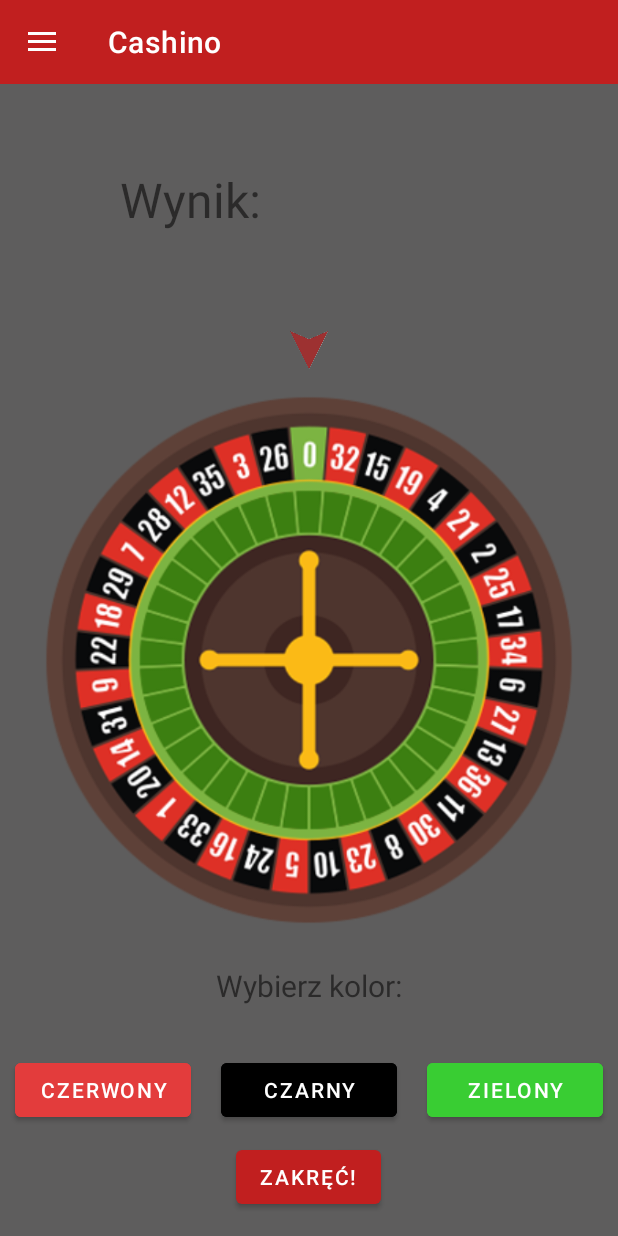
After one commit to Michali0/cashino, an Android app: the HomeActivity screen opened directly, with no data from a screen before it, on a phone screen of 412 x 824 dp. The commit adds this screen. Run offline under Robolectric (Android 15) with nearby library versions, the phone set to English and light mode, and no system bars.

Commit message:
Dodanie HomeActivity oraz fragmentu z minigrą Ruletka

```diff
--- a/app/src/main/AndroidManifest.xml
+++ b/app/src/main/AndroidManifest.xml
@@ -12,6 +12,9 @@
         android:theme="@style/Theme.Cashino"
         tools:targetApi="31">
         <activity
+            android:name=".HomeActivity"
+            android:exported="false" />
+        <activity
             android:name=".MainActivity"
             android:exported="true">
             <intent-filter>
--- /dev/null
+++ b/app/src/main/java/pl/wincenciuk/cashino/HomeActivity.kt
@@ -0,0 +1,51 @@
+package pl.wincenciuk.cashino
+
+import androidx.appcompat.app.AppCompatActivity
+import android.os.Bundle
+import android.view.MenuItem
+import androidx.appcompat.app.ActionBarDrawerToggle
+import androidx.core.view.GravityCompat
+import androidx.drawerlayout.widget.DrawerLayout
+import com.google.android.material.navigation.NavigationView
+import pl.wincenciuk.cashino.databinding.ActivityHomeBinding
+
+class HomeActivity : AppCompatActivity(), NavigationView.OnNavigationItemSelectedListener {
+
+    private lateinit var binding: ActivityHomeBinding
+    private lateinit var drawerLayout: DrawerLayout
+    private val fragmentContainer get() = R.id.fragment_container
+
+    override fun onCreate(savedInstanceState: Bundle?) {
+        super.onCreate(savedInstanceState)
+        binding = ActivityHomeBinding.inflate(layoutInflater)
+        setContentView(binding.root)
+
+        val toolbar = binding.toolbar
+        setSupportActionBar(toolbar)
+
+        drawerLayout = binding.drawerLayout
+        val toggle = ActionBarDrawerToggle(this, drawerLayout, toolbar, R.string.open_navigation_bar, R.string.close_navigation_bar)
+
+        drawerLayout.addDrawerListener(toggle)
+        toggle.syncState()
+
+        val navigationView = binding.navigationView
+        navigationView.setNavigationItemSelectedListener(this)
+
+        if (savedInstanceState == null) {
+            supportFragmentManager.beginTransaction().replace(fragmentContainer,RouletteFragment()).commit()
+            navigationView.setCheckedItem(R.id.drawer_ruletka)
+        }
+    }
+
+
+    override fun onNavigationItemSelected(item: MenuItem): Boolean {
+        when (item.itemId) {
+            R.id.drawer_ruletka -> supportFragmentManager.beginTransaction().replace(fragmentContainer, RouletteFragment()).commit()
+        }
+
+        drawerLayout.closeDrawer(GravityCompat.START)
+        return true
+    }
+
+}
--- a/app/src/main/java/pl/wincenciuk/cashino/MainActivity.kt
+++ b/app/src/main/java/pl/wincenciuk/cashino/MainActivity.kt
@@ -1,5 +1,6 @@
 package pl.wincenciuk.cashino
 
+import android.content.Intent
 import androidx.appcompat.app.AppCompatActivity
 import android.os.Bundle
 import android.widget.Button
@@ -15,5 +16,10 @@ class MainActivity : AppCompatActivity() {
         super.onCreate(savedInstanceState)
         binding = ActivityMainBinding.inflate(layoutInflater)
         setContentView(binding.root)
+
+        binding.btnLogin.setOnClickListener {
+            val intent = Intent (this@MainActivity, HomeActivity::class.java)
+            startActivity(intent)
+        }
     }
 }
--- /dev/null
+++ b/app/src/main/java/pl/wincenciuk/cashino/RouletteFragment.kt
@@ -0,0 +1,124 @@
+package pl.wincenciuk.cashino
+
+import android.annotation.SuppressLint
+import android.os.Bundle
+import androidx.fragment.app.Fragment
+import android.view.LayoutInflater
+import android.view.View
+import android.view.ViewGroup
+import android.view.animation.Animation
+import android.view.animation.DecelerateInterpolator
+import android.view.animation.RotateAnimation
+import android.widget.Button
+import android.widget.ImageView
+import android.widget.TextView
+import android.widget.Toast
+import java.util.*
+
+
+class RouletteFragment : Fragment() {
+
+    private val sectors = arrayOf(
+        "RED 32", "BLACK 15", "RED 19", "BLACK 4", "RED 21", "BLACK 2", "RED 25",
+        "BLACK 17", "RED 34", "BLACK 6", "RED 27", "BLACK 13", "RED 36", "BLACK 11",
+        "RED 30", "BLACK 8", "RED 23", "BLACK 10", "RED 5", "BLACK 24", "RED 16",
+        "BLACK 33", "RED 1", "BLACK 20", "RED 14", "BLACK 31", "RED 9", "BLACK 22",
+        "RED 18", "BLACK 29", "RED 7", "BLACK 28", "RED 12", "BLACK 35", "RED 3",
+        "BLACK 26", "GREEN 0"
+    )
+
+    private val RANDOM = Random()
+    private var degree = 0
+    private var degreeOld = 0
+
+    private val HALF_SECTOR = 360f / 37f / 2f
+
+    private lateinit var spinBtn: Button
+    private lateinit var resultTv: TextView
+    private lateinit var wheel: ImageView
+
+    private var selectedColor: String? = null
+
+    @SuppressLint("MissingInflatedId")
+    override fun onCreateView(inflater: LayoutInflater, container: ViewGroup?, savedInstanceState: Bundle?): View? {
+        val view = inflater.inflate(R.layout.fragment_roulette, container, false)
+
+        val blackBtn: Button = view.findViewById(R.id.btnBlack)
+        val redBtn: Button = view.findViewById(R.id.btnRed)
+        val greenBtn: Button = view.findViewById(R.id.btnGreen)
+
+        blackBtn.setOnClickListener { selectColor("BLACK") }
+        redBtn.setOnClickListener { selectColor("RED") }
+        greenBtn.setOnClickListener { selectColor("GREEN") }
+
+        spinBtn = view.findViewById(R.id.spinBtn2)
+        resultTv = view.findViewById(R.id.resultTv2)
+        wheel = view.findViewById(R.id.wheel2)
+
+        spinBtn.setOnClickListener { spin(it) }
+
+        return view
+    }
+
+    private fun selectColor(color: String) {
+        selectedColor = color
+        Toast.makeText(requireContext(), "Wybrany kolor: $color", Toast.LENGTH_SHORT).show()
+    }
+
+    private fun spin(v: View) {
+        if (selectedColor.isNullOrEmpty()) {
+            Toast.makeText(requireContext(), "Proszę najpierw wybrać kolor", Toast.LENGTH_SHORT).show()
+            return
+        }
+
+        degreeOld = degree % 360
+        degree = RANDOM.nextInt(360) + 720
+
+        val rotateAnim = RotateAnimation(
+            degreeOld.toFloat(), degree.toFloat(),
+            RotateAnimation.RELATIVE_TO_SELF, 0.5f,
+            RotateAnimation.RELATIVE_TO_SELF, 0.5f
+        )
+
+        rotateAnim.duration = 3600
+        rotateAnim.fillAfter = true
+        rotateAnim.interpolator = DecelerateInterpolator()
+        rotateAnim.setAnimationListener(object : Animation.AnimationListener {
+            override fun onAnimationStart(animation: Animation) {
+                resultTv.text = ""
+            }
+
+            override fun onAnimationEnd(animation: Animation) {
+                resultTv.text = getSector(360 - (degree % 360))
+
+                if (selectedColor.equals(resultTv.text.toString().split(" ")[0], ignoreCase = true)) {
+                    Toast.makeText(requireContext(), "Wygrałeś!", Toast.LENGTH_SHORT).show()
+                } else {
+                    Toast.makeText(requireContext(), "Przegrałeś, spróbuj jeszcze raz!", Toast.LENGTH_SHORT).show()
+                }
+            }
+
+            override fun onAnimationRepeat(animation: Animation) {}
+        })
+
+        wheel.startAnimation(rotateAnim)
+    }
+
+    private fun getSector(degrees: Int): String? {
+        var i = 0
+        var text: String? = null
+
+        do {
+            val start = HALF_SECTOR * (i * 2 + 1)
+            val end = HALF_SECTOR * (i * 2 + 3)
+
+            if (degrees >= start && degrees < end) {
+                text = sectors[i]
+            }
+
+            i++
+        } while (text == null && i < sectors.size)
+
+        return text
+    }
+}
--- /dev/null
+++ b/app/src/main/res/drawable/baseline_blackjack.xml
@@ -0,0 +1,5 @@
+<vector android:height="24dp" android:tint="#C11F1F"
+    android:viewportHeight="24" android:viewportWidth="24"
+    android:width="24dp" xmlns:android="http://schemas.android.com/apk/res/android">
+    <path android:fillColor="@android:color/white" android:pathData="M2,7h4v10H2V7zM7,19h10V5H7V19zM18,7h4v10h-4V7z"/>
+</vector>
--- /dev/null
+++ b/app/src/main/res/drawable/baseline_roulette.xml
@@ -0,0 +1,5 @@
+<vector android:height="24dp" android:tint="#C11F1F"
+    android:viewportHeight="24" android:viewportWidth="24"
+    android:width="24dp" xmlns:android="http://schemas.android.com/apk/res/android">
+    <path android:fillColor="@android:color/white" android:pathData="M9.4,10.5l4.77,-8.26C13.47,2.09 12.75,2 12,2c-2.4,0 -4.6,0.85 -6.32,2.25l3.66,6.35 0.06,-0.1zM21.54,9c-0.92,-2.92 -3.15,-5.26 -6,-6.34L11.88,9h9.66zM21.8,10h-7.49l0.29,0.5 4.76,8.25C21,16.97 22,14.61 22,12c0,-0.69 -0.07,-1.35 -0.2,-2zM8.54,12l-3.9,-6.75C3.01,7.03 2,9.39 2,12c0,0.69 0.07,1.35 0.2,2h7.49l-1.15,-2zM2.46,15c0.92,2.92 3.15,5.26 6,6.34L12.12,15L2.46,15zM13.73,15l-3.9,6.76c0.7,0.15 1.42,0.24 2.17,0.24 2.4,0 4.6,-0.85 6.32,-2.25l-3.66,-6.35 -0.93,1.6z"/>
+</vector>
--- /dev/null
+++ b/app/src/main/res/drawable/baseline_slots.xml
@@ -0,0 +1,5 @@
+<vector android:height="24dp" android:tint="#C11F1F"
+    android:viewportHeight="24" android:viewportWidth="24"
+    android:width="24dp" xmlns:android="http://schemas.android.com/apk/res/android">
+    <path android:fillColor="@android:color/white" android:pathData="M5.33,20H4c-1.1,0 -2,-0.9 -2,-2V6c0,-1.1 0.9,-2 2,-2h1.33c1.1,0 2,0.9 2,2v12C7.33,19.1 6.44,20 5.33,20zM22,18V6c0,-1.1 -0.9,-2 -2,-2h-1.33c-1.1,0 -2,0.9 -2,2v12c0,1.1 0.9,2 2,2H20C21.11,20 22,19.1 22,18zM14.67,18V6c0,-1.1 -0.9,-2 -2,-2h-1.33c-1.1,0 -2,0.9 -2,2v12c0,1.1 0.9,2 2,2h1.33C13.77,20 14.67,19.1 14.67,18z"/>
+</vector>
--- /dev/null
+++ b/app/src/main/res/layout/activity_home.xml
@@ -0,0 +1,41 @@
+<?xml version="1.0" encoding="utf-8"?>
+<androidx.drawerlayout.widget.DrawerLayout xmlns:android="http://schemas.android.com/apk/res/android"
+    xmlns:app="http://schemas.android.com/apk/res-auto"
+    xmlns:tools="http://schemas.android.com/tools"
+    android:id="@+id/drawerLayout"
+    android:layout_width="match_parent"
+    android:layout_height="match_parent"
+    android:fitsSystemWindows="true"
+    tools:context=".HomeActivity"
+    tools:openDrawer="start"
+    android:background="@color/second">
+
+    <LinearLayout
+        android:layout_width="match_parent"
+        android:layout_height="match_parent"
+        android:orientation="vertical">
+
+        <androidx.appcompat.widget.Toolbar
+            android:id="@+id/toolbar"
+            android:layout_width="match_parent"
+            android:layout_height="?attr/actionBarSize"
+            android:background="@color/prim"
+            android:theme="@style/ThemeOverlay.AppCompat.Dark.ActionBar"
+            app:popupTheme="@style/Theme.AppCompat.Light" />
+
+        <FrameLayout
+            android:id="@+id/fragment_container"
+            android:layout_width="match_parent"
+            android:layout_height="match_parent" />
+
+    </LinearLayout>
+
+    <com.google.android.material.navigation.NavigationView
+        android:id="@+id/navigation_view"
+        android:layout_width="wrap_content"
+        android:layout_height="match_parent"
+        android:layout_gravity="start"
+        app:headerLayout="@layout/drawer_header"
+        app:menu="@menu/drawer_menu"/>
+
+</androidx.drawerlayout.widget.DrawerLayout>
--- /dev/null
+++ b/app/src/main/res/layout/drawer_header.xml
@@ -0,0 +1,32 @@
+<?xml version="1.0" encoding="utf-8"?>
+<LinearLayout xmlns:android="http://schemas.android.com/apk/res/android"
+    android:layout_width="match_parent"
+    android:layout_height="200dp"
+    android:padding="16dp"
+    android:background="@color/second"
+    android:gravity="bottom"
+    android:orientation="vertical">
+
+    <ImageView
+        android:layout_width="wrap_content"
+        android:layout_height="wrap_content"
+        android:src="@mipmap/ic_launcher"
+        android:layout_marginTop="50dp"
+        android:contentDescription="Ikona"/>
+
+    <TextView
+        android:layout_width="wrap_content"
+        android:layout_height="wrap_content"
+        android:paddingTop="8dp"
+        android:textSize="25sp"
+        android:text="Cashino"
+        style="@style/TextAppearance.AppCompat.Body1"
+        android:textColor="@color/white"/>
+
+    <TextView
+        android:layout_width="wrap_content"
+        android:layout_height="wrap_content"
+        android:text="Wojskowa Akademia Techniczna"
+        android:textColor="@color/white"/>
+
+</LinearLayout>
--- /dev/null
+++ b/app/src/main/res/layout/fragment_roulette.xml
@@ -0,0 +1,100 @@
+<?xml version="1.0" encoding="utf-8"?>
+<RelativeLayout xmlns:android="http://schemas.android.com/apk/res/android"
+    xmlns:app="http://schemas.android.com/apk/res-auto"
+    xmlns:tools="http://schemas.android.com/tools"
+    android:layout_width="match_parent"
+    android:layout_height="match_parent"
+    tools:context=".RouletteFragment">
+
+    <Button
+        android:id="@+id/spinBtn2"
+        android:layout_width="wrap_content"
+        android:layout_height="wrap_content"
+        android:layout_alignParentBottom="true"
+        android:layout_centerHorizontal="true"
+        android:text="@string/btnText"
+        android:layout_marginBottom="15dp"/>
+
+    <LinearLayout
+        android:layout_width="wrap_content"
+        android:layout_height="wrap_content">
+
+        <TextView
+            android:layout_width="wrap_content"
+            android:layout_height="wrap_content"
+            android:text="Wynik:"
+            android:textSize="32sp"
+            android:layout_marginLeft="80dp"
+            android:layout_marginTop="55dp"/>
+        <TextView
+        android:id="@+id/resultTv2"
+        android:layout_width="wrap_content"
+        android:layout_height="wrap_content"
+        android:layout_marginTop="55dp"
+        android:layout_marginLeft="30dp"
+        android:textSize="32sp"
+        android:text=""/>
+    </LinearLayout>
+
+
+    <ImageView
+        android:id="@+id/wheel2"
+        android:layout_width="wrap_content"
+        android:layout_height="match_parent"
+        android:layout_centerInParent="true"
+        android:layout_marginLeft="20dp"
+        android:layout_marginRight="20dp"
+        android:scaleType="centerInside"
+        android:src="@drawable/roulette_wheel"
+        android:adjustViewBounds="true"/>
+
+    <ImageView
+        android:layout_width="25dp"
+        android:layout_height="25dp"
+        android:layout_centerHorizontal="true"
+        android:layout_above="@id/wheel2"
+        android:layout_marginBottom="-190dp"
+        android:src="@drawable/roulette_pointer4"/>
+
+    <TextView
+        android:layout_width="wrap_content"
+        android:layout_height="wrap_content"
+        android:text="Wybierz kolor:"
+        android:textSize="20sp"
+        android:layout_above="@id/spinBtn2"
+        android:layout_marginBottom="90dp"
+        android:layout_centerHorizontal="true"/>
+    <LinearLayout
+        android:layout_width="match_parent"
+        android:layout_height="wrap_content"
+        android:layout_above="@id/spinBtn2">
+
+        <Button
+            android:id="@+id/btnRed"
+            android:layout_width="100dp"
+            android:layout_height="wrap_content"
+            android:layout_weight="1"
+            android:layout_margin="10dp"
+            android:text="czerwony"
+            android:backgroundTint="@color/red"/>
+        <Button
+            android:id="@+id/btnBlack"
+            android:layout_width="100dp"
+            android:layout_height="wrap_content"
+            android:layout_weight="1"
+            android:layout_margin="10dp"
+            android:text="Czarny"
+            android:backgroundTint="@color/black" />
+        <Button
+            android:id="@+id/btnGreen"
+            android:layout_width="100dp"
+            android:layout_height="wrap_content"
+            android:layout_weight="1"
+            android:layout_margin="10dp"
+            android:text="Zielony"
+            android:backgroundTint="@color/green"/>
+
+    </LinearLayout>
+
+
+</RelativeLayout>
--- /dev/null
+++ b/app/src/main/res/menu/drawer_menu.xml
@@ -0,0 +1,22 @@
+<?xml version="1.0" encoding="utf-8"?>
+<menu xmlns:android="http://schemas.android.com/apk/res/android"
+    xmlns:tools="http://schemas.android.com/tools"
+    tools:showIn="navigation_view">>
+
+    <group android:checkableBehavior="single">
+        <item
+            android:id="@+id/drawer_ruletka"
+            android:icon="@drawable/baseline_roulette"
+            android:title="Roulette"/>
+        <item
+            android:id="@+id/drawer_notes"
+            android:icon="@drawable/baseline_blackjack"
+            android:title="Blackjack"/>
+        <item
+            android:id="@+id/drawer_slots"
+            android:icon="@drawable/baseline_slots"
+            android:title="Slots" />
+
+    </group>
+
+</menu>
--- a/app/src/main/res/values/colors.xml
+++ b/app/src/main/res/values/colors.xml
@@ -9,5 +9,7 @@
     <color name="white">#FFFFFFFF</color>
     <color name="prim">#C11F1F</color>
     <color name="second">#5E5D5D</color>
+    <color name="red">#E33C3C</color>
+    <color name="green">#39CD33</color>
 
 </resources>
--- a/app/src/main/res/values/strings.xml
+++ b/app/src/main/res/values/strings.xml
@@ -9,4 +9,6 @@
     <string name="btnLogin">Zaloguj</string>
     <string name="open_navigation_bar">Open navigation bar</string>
     <string name="close_navigation_bar">Close navigation bar</string>
+    <!-- TODO: Remove or change this placeholder text -->
+    <string name="hello_blank_fragment">Hello blank fragment</string>
 </resources>
--- a/app/src/main/res/values/themes.xml
+++ b/app/src/main/res/values/themes.xml
@@ -12,5 +12,7 @@
         <!-- Status bar color. -->
         <item name="android:statusBarColor">?attr/colorPrimaryVariant</item>
         <!-- Customize your theme here. -->
+        <item name="windowActionBar">false</item>
+        <item name="windowNoTitle">true</item>
     </style>
 </resources>
```
Also changed, not shown: app/src/main/res/drawable/roulette_pointer.png (added), app/src/main/res/drawable/roulette_pointer1.png (added), app/src/main/res/drawable/roulette_pointer2.png (added), app/src/main/res/drawable/roulette_pointer3.jpg (added), app/src/main/res/drawable/roulette_pointer4.png (added), app/src/main/res/drawable/roulette_wheel.png (added).
